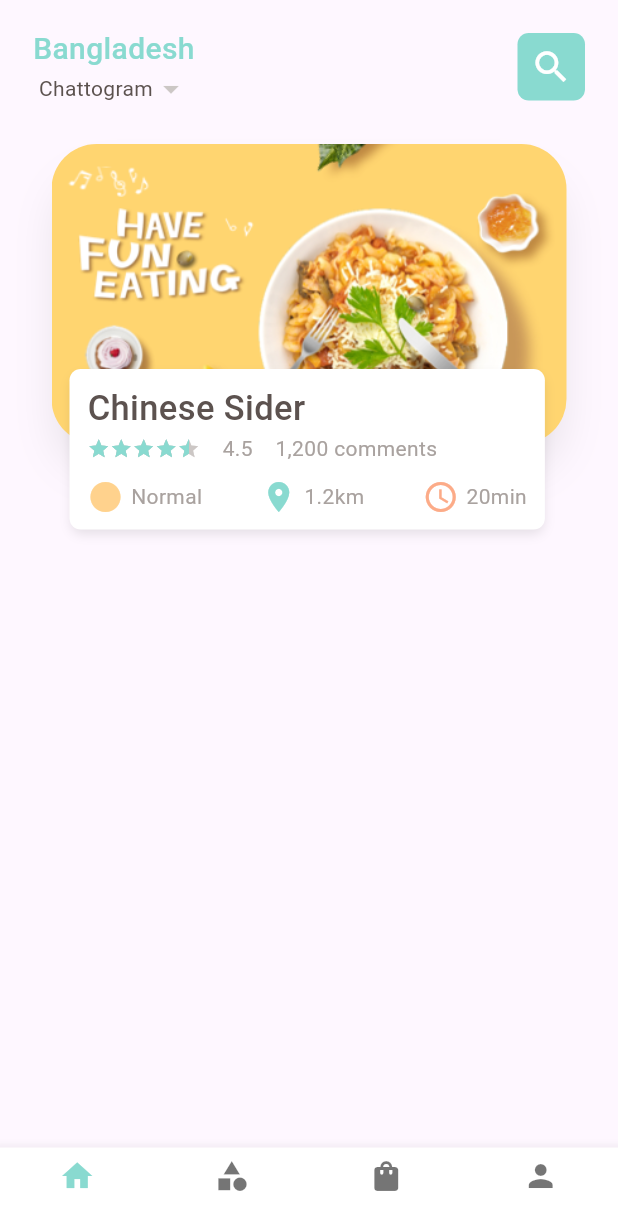
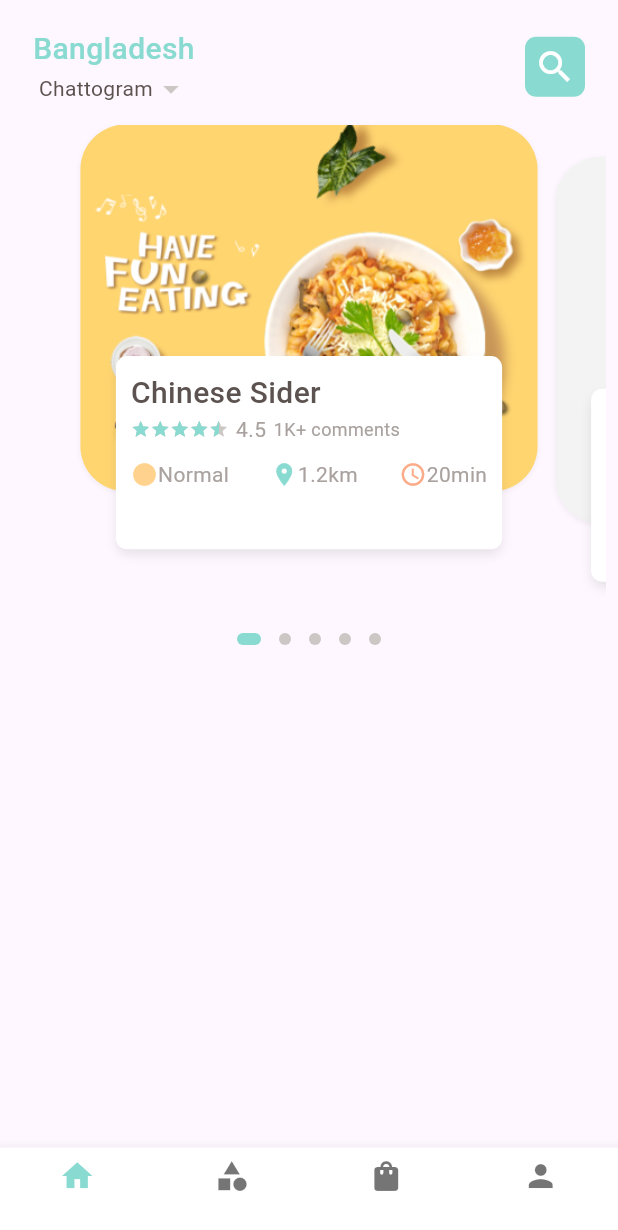
Before and after one commit to AbdullahProjects/food_delivery_app, a Flutter app: the screen it shows after launch, on a phone screen of 412 x 824 dp. Shown: the top 1230 px of the screen. Run offline on Flutter 3.47's test engine with Material 3 defaults, Android fonts, the phone set to English and light mode, and no system bars; drawn by our look-alikes of dots_indicator, velocity_x; our stand-ins replace get.

Commit message:
responsive font

```diff
--- a/lib/common_widgets/home_page_food_row.dart
+++ b/lib/common_widgets/home_page_food_row.dart
@@ -1,5 +1,6 @@
 import 'package:food_delivery_app/common_widgets/text_styles.dart';
 import 'package:food_delivery_app/consts/consts.dart';
+import 'package:food_delivery_app/consts/dimensions.dart';
 
 Widget foodRow({text, iconColor, icon}) {
   return Row(
@@ -7,9 +8,9 @@ Widget foodRow({text, iconColor, icon}) {
       Icon(
         icon,
         color: iconColor,
+        size: Dimension.widthSize(18),
       ),
-      5.widthBox,
-      regularText(text: "$text", color: AppColors.signColor),
+      regularText(text: "$text", color: AppColors.signColor, size: Dimension.widthSize(14)),
     ],
   );
 }
--- a/lib/common_widgets/text_styles.dart
+++ b/lib/common_widgets/text_styles.dart
@@ -1,17 +1,18 @@
 import 'package:food_delivery_app/consts/consts.dart';
 
-Widget blackText({text = "Text", color = Colors.black, size=14.0}) {
+Widget blackText(
+    {text = "Text", color = Colors.black, double size = 14.0}) {
   return "$text".text.fontFamily(robotoBlack).color(color).size(size).make();
 }
 
-Widget boldText({text = "Text", color = Colors.black, size=14.0}) {
+Widget boldText({text = "Text", color = Colors.black, size = 14.0}) {
   return "$text".text.fontFamily(robotoBold).color(color).size(size).make();
 }
 
-Widget mediumText({text = "Text", color = Colors.black, size=14.0}) {
+Widget mediumText({text = "Text", color = Colors.black, size = 14.0}) {
   return "$text".text.fontFamily(robotoMedium).color(color).size(size).make();
 }
 
-Widget regularText({text = "Text", color = Colors.black, size=14.0}) {
+Widget regularText({text = "Text", color = Colors.black, size = 14.0}) {
   return "$text".text.fontFamily(robotoRegular).color(color).size(size).make();
 }
--- /dev/null
+++ b/lib/consts/dimensions.dart
@@ -0,0 +1,36 @@
+import 'package:food_delivery_app/consts/consts.dart';
+
+class Dimension {
+  // screen widths and height
+  static double screenHeight = Get.context!.height;
+  static double screenWidth = Get.context!.width;
+
+  // constants
+  // static double size5 = screenHeight / 128; //screenHeight / 5
+  // static double size8 = screenHeight / 80; //screenHeight / 8
+  // static double size10 = screenHeight / 64; //screenHeight / 10
+  // static double size12 = screenHeight / 53.3; //screenHeight / 12
+  // static double size13 = screenHeight / 49.2; // screenHeight / 13
+  // static double size14 = screenHeight / 45.7; // screenHeight / 14
+  // static double size16 = screenHeight / 40; // screenHeight / 16
+  // static double size18 = screenHeight / 36; // screenHeight / 18
+  // static double size20 = screenHeight / 32; // screenHeight / 20
+  // static double size28 = screenHeight / 23; // screenHeight / 28
+  // static double size40 = screenHeight / 16; // screenHeight / 40
+
+  // for width
+  static double widthSize(int num) {
+    return screenWidth / (screenWidth / num);
+  }
+  // for height
+  static double heightSize(int num) {
+    return screenHeight / (screenHeight / num);
+  }
+
+  // home_page.dart ============================================================
+  // slider
+  static double swiperHeight = screenHeight / 2.46; // screenHeight / 260
+  static double swiperImageHeight = screenHeight / 3.37; // screenHeight / 190
+  static double swiperFoodInfoHeight = screenHeight / 6.4; // screenHeight / 100
+  static double swiperStackHeight = screenHeight / 2.91; // screenHeight / 220
+}
--- a/lib/consts/lists.dart
+++ b/lib/consts/lists.dart
@@ -3,21 +3,28 @@ import 'package:food_delivery_app/consts/consts.dart';
 // home page ===================================================================
 
 // slider images
-const homeSliderFoodImages = [ImgFood0, ImgFood1, ImgFood14, ImgFood15];
+const homeSliderFoodImages = [
+  ImgFood0,
+  ImgFood1,
+  ImgFood13,
+  ImgFood14,
+  ImgFood15
+];
 // slider food names
 const homeSliderFoodNames = [
   "Chinese Sider",
   "Spicy Food",
+  "Vege Dish",
   "Special Dish",
   "Famous Sweat Dish"
 ];
 // slider comments
-const homeSliderFoodComments = ["1,200", "210", "1,780", "560"];
+const homeSliderFoodComments = ["1200", "210", "23000", "178000", "560"];
 // slider ratings
-const homeSliderFoodRatings = ["4.5", "4.0", "3.0", "5.0"];
+const homeSliderFoodRatings = ["4.5", "4.0", "5.0", "3.0", "5.0"];
 // slider desc
-const homeSliderFoodDesc = ["Normal", "Medium", "Large", "Medium"];
+const homeSliderFoodDesc = ["Normal", "Medium", "Normal", "Large", "Medium"];
 // slider location
-const homeSliderFoodLocation = ["1.2km", "3km", "4km", "1.8km"];
+const homeSliderFoodLocation = ["1.2km", "3km", "13km", "4km", "1.8km"];
 // slider time
-const homeSliderFoodTime = ["20min", "19min", "34min", "40min"];
+const homeSliderFoodTime = ["20min", "19min", "50min", "34min", "40min"];
--- a/lib/views/home_screen/components/slider.dart
+++ b/lib/views/home_screen/components/slider.dart
@@ -1,8 +1,10 @@
 import 'package:food_delivery_app/common_widgets/home_page_food_row.dart';
 import 'package:food_delivery_app/common_widgets/text_styles.dart';
 import 'package:food_delivery_app/consts/consts.dart';
+import 'package:food_delivery_app/consts/dimensions.dart';
 
 Widget customSlider(
+    // ignore: non_constant_identifier_names
     {screen_width,
     foodImage,
     foodName,
@@ -11,7 +13,27 @@ Widget customSlider(
     desc,
     location,
     time}) {
-  return Column(
+  // handle comments
+  var commentInt = int.parse(commentsCount);
+  String commentsShow = '';
+  if (commentInt >= 1000000) {
+    commentsShow =
+        "${commentInt.toString().substring(0, 1)}${commentInt.toString().substring(1, 2)}Lac+";
+  } else if (commentInt >= 100000) {
+    commentsShow =
+        "${commentInt.toString().substring(0, 1)}.${commentInt.toString().substring(1, 2)}Lac+";
+  } else if (commentInt >= 10000) {
+    commentsShow =
+        "${commentInt.toString().substring(0, 1)}${commentInt.toString().substring(1, 2)}K+";
+  } else if (commentInt >= 1000) {
+    commentsShow = "${commentInt.toString().substring(0, 1)}K+";
+  } else {
+    commentsShow = "$commentInt ";
+  }
+
+  return SingleChildScrollView(
+    scrollDirection: Axis.vertical,
+    child: Column(
       mainAxisAlignment: MainAxisAlignment.center,
       children: [
         Stack(
@@ -22,22 +44,24 @@ Widget customSlider(
               fit: BoxFit.cover,
             )
                 .box
-              .width(screen_width / 1.2)
-              .height(200)
+                .width(screen_width / 1.3)
+                .height(Dimension.swiperImageHeight) //190
                 .roundedLg
-              .shadowXl
+                .shadowSm
                 .clip(Clip.antiAlias)
                 .make(),
             // Food Information; name, rating, etc
-          Positioned(
-            top: 150,
-            left: 12,
+            Align(
+              alignment: Alignment.bottomCenter,
+              child: Container(
                 child: Column(
                   crossAxisAlignment: CrossAxisAlignment.start,
                   children: [
                     // food name
                     mediumText(
-                    text: "$foodName", color: AppColors.titleColor, size: 23.0),
+                        text: "$foodName",
+                        color: AppColors.titleColor,
+                        size: Dimension.widthSize(20)), // 20
                     // food rating and comments count
                     Row(
                       children: [
@@ -47,18 +71,22 @@ Widget customSlider(
                           selectionColor: AppColors.mainColor,
                           isSelectable: false,
                           value: double.parse(ratings),
-                      size: 15,
+                          size: Dimension.widthSize(13), //13
                           onRatingUpdate: (value) {},
                         ),
-                    15.widthBox,
-                    regularText(text: "$ratings", color: AppColors.signColor),
-                    15.widthBox,
+                        Dimension.widthSize(5).widthBox,
                         regularText(
-                        text: "$commentsCount comments",
-                        color: AppColors.signColor),
+                            text: "$ratings",
+                            color: AppColors.signColor,
+                            size: Dimension.widthSize(14)),
+                        Dimension.widthSize(5).widthBox,
+                        regularText(
+                            text: "$commentsShow comments",
+                            color: AppColors.signColor,
+                            size: Dimension.widthSize(12)),
                       ],
                     ),
-                10.heightBox,
+                    Dimension.heightSize(10).heightBox,
                     Row(
                       mainAxisAlignment: MainAxisAlignment.spaceBetween,
                       children: [
@@ -79,16 +107,20 @@ Widget customSlider(
                   ],
                 )
                     .box
-                .width(screen_width / 1.3)
+                    .width(screen_width / 1.6)
+                    .height(Dimension.swiperFoodInfoHeight) //100
                     .color(AppColors.whiteColor)
-                .padding(
-                    const EdgeInsets.symmetric(horizontal: 12, vertical: 10))
+                    .padding(EdgeInsets.symmetric(
+                        horizontal: Dimension.widthSize(10),
+                        vertical: Dimension.heightSize(10)))
                     .roundedSM
                     .shadowMd
                     .make(),
+              ),
             )
           ],
-      ).box.size(screen_width / 1.2, 270).make(),
+        ).box.height(Dimension.swiperStackHeight).make(), //220
       ],
-  ).box.height(300).make();
+    ),
+  );
 }
--- a/lib/views/home_screen/home_page.dart
+++ b/lib/views/home_screen/home_page.dart
@@ -1,11 +1,18 @@
-import 'package:flutter/material.dart';
+import 'package:dots_indicator/dots_indicator.dart';
 import 'package:food_delivery_app/consts/consts.dart';
 import 'package:food_delivery_app/common_widgets/text_styles.dart';
+import 'package:food_delivery_app/consts/dimensions.dart';
 import 'package:food_delivery_app/views/home_screen/components/slider.dart';
 
-class HomePage extends StatelessWidget {
+class HomePage extends StatefulWidget {
   const HomePage({super.key});
 
+  @override
+  State<HomePage> createState() => _HomePageState();
+}
+
+class _HomePageState extends State<HomePage> {
+  double currentDot = 0.0;
   @override
   Widget build(BuildContext context) {
     return Scaffold(
@@ -18,7 +25,7 @@ class HomePage extends StatelessWidget {
             // main Body here
             child: Column(
               children: [
-                10.heightBox,
+                Dimension.heightSize(10).heightBox,
                 // header ======================================================
                 Row(
                   mainAxisAlignment: MainAxisAlignment.spaceBetween,
@@ -29,12 +36,13 @@ class HomePage extends StatelessWidget {
                         mediumText(
                             text: "Bangladesh",
                             color: AppColors.mainColor,
-                            size: 20.0),
+                            size: Dimension.widthSize(20)),
                         Row(
                           children: [
                             regularText(
                                 text: "Chattogram",
-                                color: AppColors.titleColor),
+                                color: AppColors.titleColor,
+                                size: Dimension.widthSize(14)),
                             const Icon(
                               Icons.arrow_drop_down,
                               color: AppColors.textColor,
@@ -44,28 +52,36 @@ class HomePage extends StatelessWidget {
                       ],
                     ),
                     // icon box
-                    const Icon(
+                    Icon(
                       Icons.search,
                       color: AppColors.whiteColor,
-                      size: 28,
+                      size: Dimension.widthSize(28),
                     )
                         .box
-                        .size(45, 45)
+                        .size(Dimension.widthSize(40), Dimension.heightSize(40))
                         .roundedSM
                         .color(AppColors.mainColor)
                         .makeCentered()
                   ],
                 )
                     .box
-                    .padding(const EdgeInsets.symmetric(horizontal: 14))
+                    .padding(EdgeInsets.symmetric(
+                        horizontal: Dimension.widthSize(14)))
                     .make(),
-                10.heightBox,
+                Dimension.heightSize(10).heightBox,
                 // slider ======================================================
-                Container(
-                  // width: context.screenWidth / 1.2,
-                  height: 300,
-                  child: PageView.builder(
-                      itemCount: 4,
+                VxSwiper.builder(
+                    height: Dimension.swiperHeight, //260
+                    enlargeCenterPage: true,
+                    // aspectRatio: 16 / 9,
+                    scrollPhysics: const BouncingScrollPhysics(),
+                    enableInfiniteScroll: false,
+                    itemCount: 5,
+                    onPageChanged: (index) {
+                      setState(() {
+                        currentDot = index.toDouble();
+                      });
+                    },
                     itemBuilder: (context, index) {
                       return customSlider(
                               screen_width: context.screenWidth,
@@ -75,8 +91,26 @@ class HomePage extends StatelessWidget {
                               commentsCount: homeSliderFoodComments[index],
                               desc: homeSliderFoodDesc[index],
                               location: homeSliderFoodLocation[index],
-                            time: homeSliderFoodTime[index]);
+                              time: homeSliderFoodTime[index])
+                          .box
+                          // .color(Colors.blue)
+                          .margin(EdgeInsets.symmetric(
+                              horizontal: Dimension.widthSize(6), vertical: 2))
+                          .make();
                     }),
+                DotsIndicator(
+                  dotsCount: 5,
+                  position: currentDot,
+                  decorator: DotsDecorator(
+                    activeColor: AppColors.mainColor,
+                    color: AppColors.textColor,
+                    size: Size.square(Dimension.widthSize(8).toDouble()),
+                    activeSize:
+                        Size(Dimension.widthSize(16), Dimension.widthSize(8)),
+                    activeShape: RoundedRectangleBorder(
+                        borderRadius: BorderRadius.circular(
+                            Dimension.widthSize(5).toDouble())),
+                  ),
                 )
               ],
             ),
--- a/pubspec.yaml
+++ b/pubspec.yaml
@@ -37,6 +37,7 @@ dependencies:
   cupertino_icons: ^1.0.6
   velocity_x: ^4.1.2
   get: ^4.6.6
+  dots_indicator: ^2.1.1
 
 dev_dependencies:
   flutter_test:
```
Also changed, not shown: lib/main.dart (line endings or trailing spaces), pubspec.lock. Lines whose indentation alone changed are shown as unchanged.
